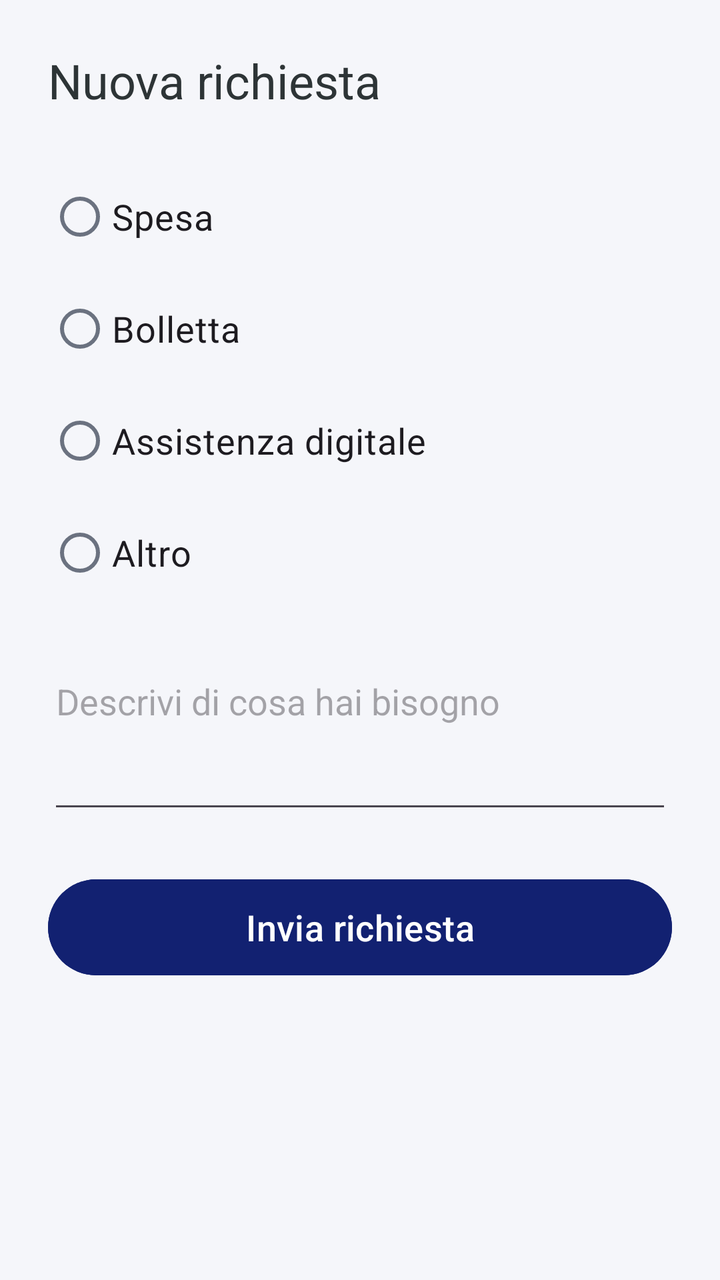
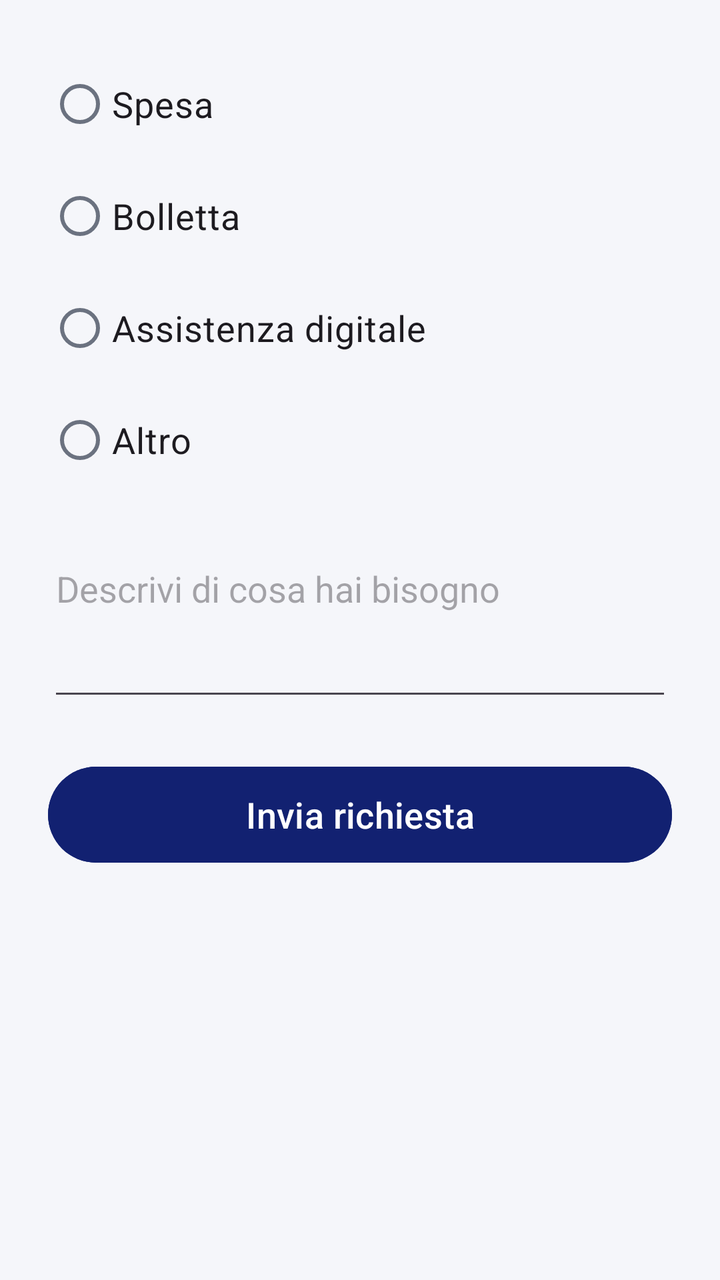

Two renders of the same Android screen: before a commit and after it. Below are the layout's source before the change and the commit's diff.
<!-- AndroidManifest.xml: application theme Theme.CareConnect -->
<!-- res/layout/fragment_nuova_richiesta.xml -->
<?xml version="1.0" encoding="utf-8"?>
<layout xmlns:android="http://schemas.android.com/apk/res/android"
    xmlns:app="http://schemas.android.com/apk/res-auto">

    <androidx.constraintlayout.widget.ConstraintLayout
        android:layout_width="match_parent"
        android:layout_height="match_parent"
        android:background="@color/care_background"
        android:padding="@dimen/screen_padding">

        <TextView
            android:id="@+id/titoloText"
            android:layout_width="wrap_content"
            android:layout_height="wrap_content"
            android:text="Nuova richiesta"
            android:textSize="@dimen/text_size_title"
            android:textColor="@color/care_on_surface"
            app:layout_constraintTop_toTopOf="parent"
            app:layout_constraintStart_toStartOf="parent" />

        
        <RadioGroup
            android:id="@+id/tipoRadioGroup"
            android:layout_width="match_parent"
            android:layout_height="wrap_content"
            android:layout_marginTop="@dimen/spacing_large"
            app:layout_constraintTop_toBottomOf="@id/titoloText"
            app:layout_constraintStart_toStartOf="parent"
            app:layout_constraintEnd_toEndOf="parent">

            <RadioButton
                android:id="@+id/tipoSpesaRadio"
                android:layout_width="match_parent"
                android:layout_height="wrap_content"
                android:minHeight="@dimen/touch_target_min"
                android:text="Spesa"
                android:textSize="@dimen/text_size_body" />

            <RadioButton
                android:id="@+id/tipoBollettaRadio"
                android:layout_width="match_parent"
                android:layout_height="wrap_content"
                android:minHeight="@dimen/touch_target_min"
                android:text="Bolletta"
                android:textSize="@dimen/text_size_body" />

            <RadioButton
                android:id="@+id/tipoAssistenzaDigitaleRadio"
                android:layout_width="match_parent"
                android:layout_height="wrap_content"
                android:minHeight="@dimen/touch_target_min"
                android:text="Assistenza digitale"
                android:textSize="@dimen/text_size_body" />

            <RadioButton
                android:id="@+id/tipoAltroRadio"
                android:layout_width="match_parent"
                android:layout_height="wrap_content"
                android:minHeight="@dimen/touch_target_min"
                android:text="Altro"
                android:textSize="@dimen/text_size_body" />

        </RadioGroup>

        
        <EditText
            android:id="@+id/altroInput"
            android:layout_width="match_parent"
            android:layout_height="wrap_content"
            android:layout_marginTop="@dimen/spacing_small"
            android:hint="Specifica (facoltativo)"
            android:textSize="@dimen/text_size_body"
            android:visibility="gone"
            app:layout_constraintTop_toBottomOf="@id/tipoRadioGroup"
            app:layout_constraintStart_toStartOf="parent"
            app:layout_constraintEnd_toEndOf="parent" />

        <EditText
            android:id="@+id/descrizioneInput"
            android:layout_width="match_parent"
            android:layout_height="wrap_content"
            android:layout_marginTop="@dimen/spacing_large"
            android:hint="Descrivi di cosa hai bisogno"
            android:textSize="@dimen/text_size_body"
            android:minLines="3"
            android:gravity="top|start"
            app:layout_constraintTop_toBottomOf="@id/altroInput"
            app:layout_constraintStart_toStartOf="parent"
            app:layout_constraintEnd_toEndOf="parent" />

        <TextView
            android:id="@+id/errorText"
            android:layout_width="match_parent"
            android:layout_height="wrap_content"
            android:layout_marginTop="@dimen/spacing_small"
            android:textColor="@color/care_error"
            android:textSize="@dimen/text_size_body"
            android:visibility="gone"
            app:layout_constraintTop_toBottomOf="@id/descrizioneInput"
            app:layout_constraintStart_toStartOf="parent"
            app:layout_constraintEnd_toEndOf="parent" />

        <Button
            android:id="@+id/inviaButton"
            android:layout_width="match_parent"
            android:layout_height="@dimen/button_height"
            android:layout_marginTop="@dimen/spacing_large"
            android:text="Invia richiesta"
            android:textSize="@dimen/text_size_button"
            android:backgroundTint="@color/care_primary"
            android:textColor="@color/care_on_primary"
            app:layout_constraintTop_toBottomOf="@id/errorText"
            app:layout_constraintStart_toStartOf="parent"
            app:layout_constraintEnd_toEndOf="parent" />

        <ProgressBar
            android:id="@+id/loadingIndicator"
            android:layout_width="wrap_content"
            android:layout_height="wrap_content"
            android:layout_marginTop="@dimen/spacing_medium"
            android:visibility="gone"
            app:layout_constraintTop_toBottomOf="@id/inviaButton"
            app:layout_constraintStart_toStartOf="parent"
            app:layout_constraintEnd_toEndOf="parent" />

    </androidx.constraintlayout.widget.ConstraintLayout>
</layout>
<!-- resources referenced by this layout -->
<resources>
  <color name="care_background">#FFF5F6FA</color>
  <color name="care_error">#FFB00020</color>
  <color name="care_on_primary">#FFFFFFFF</color>
  <color name="care_on_surface">#FF2D3436</color>
  <color name="care_primary">#122171</color>
  <dimen name="button_height">56dp</dimen>
  <dimen name="screen_padding">24dp</dimen>
  <dimen name="spacing_large">24dp</dimen>
  <dimen name="spacing_medium">16dp</dimen>
  <dimen name="spacing_small">8dp</dimen>
  <dimen name="text_size_body">18sp</dimen>
  <dimen name="text_size_button">18sp</dimen>
  <dimen name="text_size_title">24sp</dimen>
  <dimen name="touch_target_min">56dp</dimen>
  <style name="Theme.CareConnect" parent="Base.Theme.CareConnect" />
  <style name="Base.Theme.CareConnect" parent="Theme.Material3.DayNight.NoActionBar">
          
          <item name="colorPrimary">@color/care_primary</item>
          <item name="colorOnPrimary">@color/care_on_primary</item>
          <item name="colorPrimaryContainer">@color/care_primary_container</item>
          <item name="colorOnPrimaryContainer">@color/care_primary_dark</item>
  
          <item name="colorSecondary">@color/care_accent</item>
          <item name="colorOnSecondary">@color/care_on_accent</item>
  
          <item name="colorError">@color/care_error</item>
          <item name="colorOnError">@color/care_on_error</item>
  
          <item name="android:colorBackground">@color/care_background</item>
          <item name="colorSurface">@color/care_surface</item>
          <item name="colorOnSurface">@color/care_on_surface</item>
          <item name="colorOnSurfaceVariant">@color/care_on_surface_variant</item>
          <item name="colorOutline">@color/care_outline</item>
      </style>
  <color name="care_primary_container">#FFE4E7FB</color>
  <color name="care_primary_dark">#FF111820</color>
  <color name="care_accent">#FFF26522</color>
  <color name="care_on_accent">#FFFFFFFF</color>
  <color name="care_on_error">#FFFFFFFF</color>
  <color name="care_surface">#FFFFFFFF</color>
  <color name="care_on_surface_variant">#FF6B7280</color>
  <color name="care_outline">#FFE5E7EB</color>
</resources>

<!-- the commit's change to res/layout/fragment_nuova_richiesta.xml (unified diff, before → after) -->
@@ -2,126 +2,126 @@
 <layout xmlns:android="http://schemas.android.com/apk/res/android"
     xmlns:app="http://schemas.android.com/apk/res-auto">
 
-    <androidx.constraintlayout.widget.ConstraintLayout
+    
+    <androidx.core.widget.NestedScrollView
         android:layout_width="match_parent"
         android:layout_height="match_parent"
         android:background="@color/care_background"
-        android:padding="@dimen/screen_padding">
+        android:clipToPadding="false"
+        android:fillViewport="true">
 
-        <TextView
-            android:id="@+id/titoloText"
-            android:layout_width="wrap_content"
-            android:layout_height="wrap_content"
-            android:text="Nuova richiesta"
-            android:textSize="@dimen/text_size_title"
-            android:textColor="@color/care_on_surface"
-            app:layout_constraintTop_toTopOf="parent"
-            app:layout_constraintStart_toStartOf="parent" />
-
-        
-        <RadioGroup
-            android:id="@+id/tipoRadioGroup"
+        <androidx.constraintlayout.widget.ConstraintLayout
             android:layout_width="match_parent"
             android:layout_height="wrap_content"
-            android:layout_marginTop="@dimen/spacing_large"
-            app:layout_constraintTop_toBottomOf="@id/titoloText"
-            app:layout_constraintStart_toStartOf="parent"
-            app:layout_constraintEnd_toEndOf="parent">
+            android:padding="@dimen/screen_padding">
 
-            <RadioButton
-                android:id="@+id/tipoSpesaRadio"
+            
+
+            
+            <RadioGroup
+                android:id="@+id/tipoRadioGroup"
                 android:layout_width="match_parent"
                 android:layout_height="wrap_content"
-                android:minHeight="@dimen/touch_target_min"
-                android:text="Spesa"
-                android:textSize="@dimen/text_size_body" />
+                app:layout_constraintTop_toTopOf="parent"
+                app:layout_constraintStart_toStartOf="parent"
+                app:layout_constraintEnd_toEndOf="parent">
 
-            <RadioButton
-                android:id="@+id/tipoBollettaRadio"
+                <RadioButton
+                    android:id="@+id/tipoSpesaRadio"
+                    android:layout_width="match_parent"
+                    android:layout_height="wrap_content"
+                    android:minHeight="@dimen/touch_target_min"
+                    android:text="Spesa"
+                    android:textSize="@dimen/text_size_body" />
+
+                <RadioButton
+                    android:id="@+id/tipoBollettaRadio"
+                    android:layout_width="match_parent"
+                    android:layout_height="wrap_content"
+                    android:minHeight="@dimen/touch_target_min"
+                    android:text="Bolletta"
+                    android:textSize="@dimen/text_size_body" />
+
+                <RadioButton
+                    android:id="@+id/tipoAssistenzaDigitaleRadio"
+                    android:layout_width="match_parent"
+                    android:layout_height="wrap_content"
+                    android:minHeight="@dimen/touch_target_min"
+                    android:text="Assistenza digitale"
+                    android:textSize="@dimen/text_size_body" />
+
+                <RadioButton
+                    android:id="@+id/tipoAltroRadio"
+                    android:layout_width="match_parent"
+                    android:layout_height="wrap_content"
+                    android:minHeight="@dimen/touch_target_min"
+                    android:text="Altro"
+                    android:textSize="@dimen/text_size_body" />
+
+            </RadioGroup>
+
+            
+            <EditText
+                android:id="@+id/altroInput"
                 android:layout_width="match_parent"
                 android:layout_height="wrap_content"
-                android:minHeight="@dimen/touch_target_min"
-                android:text="Bolletta"
-                android:textSize="@dimen/text_size_body" />
+                android:layout_marginTop="@dimen/spacing_small"
+                android:hint="Specifica (facoltativo)"
+                android:textSize="@dimen/text_size_body"
+                android:visibility="gone"
+                app:layout_constraintTop_toBottomOf="@id/tipoRadioGroup"
+                app:layout_constraintStart_toStartOf="parent"
+                app:layout_constraintEnd_toEndOf="parent" />
 
-            <RadioButton
-                android:id="@+id/tipoAssistenzaDigitaleRadio"
+            <EditText
+                android:id="@+id/descrizioneInput"
                 android:layout_width="match_parent"
                 android:layout_height="wrap_content"
-                android:minHeight="@dimen/touch_target_min"
-                android:text="Assistenza digitale"
-                android:textSize="@dimen/text_size_body" />
+                android:layout_marginTop="@dimen/spacing_large"
+                android:hint="Descrivi di cosa hai bisogno"
+                android:textSize="@dimen/text_size_body"
+                android:minLines="3"
+                android:gravity="top|start"
+                app:layout_constraintTop_toBottomOf="@id/altroInput"
+                app:layout_constraintStart_toStartOf="parent"
+                app:layout_constraintEnd_toEndOf="parent" />
 
-            <RadioButton
-                android:id="@+id/tipoAltroRadio"
+            <TextView
+                android:id="@+id/errorText"
                 android:layout_width="match_parent"
                 android:layout_height="wrap_content"
-                android:minHeight="@dimen/touch_target_min"
-                android:text="Altro"
-                android:textSize="@dimen/text_size_body" />
+                android:layout_marginTop="@dimen/spacing_small"
+                android:textColor="@color/care_error"
+                android:textSize="@dimen/text_size_body"
+                android:visibility="gone"
+                app:layout_constraintTop_toBottomOf="@id/descrizioneInput"
+                app:layout_constraintStart_toStartOf="parent"
+                app:layout_constraintEnd_toEndOf="parent" />
 
-        </RadioGroup>
+            <Button
+                android:id="@+id/inviaButton"
+                android:layout_width="match_parent"
+                android:layout_height="@dimen/button_height"
+                android:layout_marginTop="@dimen/spacing_large"
+                android:text="Invia richiesta"
+                android:textSize="@dimen/text_size_button"
+                android:backgroundTint="@color/care_primary"
+                android:textColor="@color/care_on_primary"
+                app:layout_constraintTop_toBottomOf="@id/errorText"
+                app:layout_constraintStart_toStartOf="parent"
+                app:layout_constraintEnd_toEndOf="parent" />
 
-        
-        <EditText
-            android:id="@+id/altroInput"
-            android:layout_width="match_parent"
-            android:layout_height="wrap_content"
-            android:layout_marginTop="@dimen/spacing_small"
-            android:hint="Specifica (facoltativo)"
-            android:textSize="@dimen/text_size_body"
-            android:visibility="gone"
-            app:layout_constraintTop_toBottomOf="@id/tipoRadioGroup"
-            app:layout_constraintStart_toStartOf="parent"
-            app:layout_constraintEnd_toEndOf="parent" />
+            <ProgressBar
+                android:id="@+id/loadingIndicator"
+                android:layout_width="wrap_content"
+                android:layout_height="wrap_content"
+                android:layout_marginTop="@dimen/spacing_medium"
+                android:visibility="gone"
+                app:layout_constraintTop_toBottomOf="@id/inviaButton"
+                app:layout_constraintStart_toStartOf="parent"
+                app:layout_constraintEnd_toEndOf="parent" />
 
-        <EditText
-            android:id="@+id/descrizioneInput"
-            android:layout_width="match_parent"
-            android:layout_height="wrap_content"
-            android:layout_marginTop="@dimen/spacing_large"
-            android:hint="Descrivi di cosa hai bisogno"
-            android:textSize="@dimen/text_size_body"
-            android:minLines="3"
-            android:gravity="top|start"
-            app:layout_constraintTop_toBottomOf="@id/altroInput"
-            app:layout_constraintStart_toStartOf="parent"
-            app:layout_constraintEnd_toEndOf="parent" />
+        </androidx.constraintlayout.widget.ConstraintLayout>
 
-        <TextView
-            android:id="@+id/errorText"
-            android:layout_width="match_parent"
-            android:layout_height="wrap_content"
-            android:layout_marginTop="@dimen/spacing_small"
-            android:textColor="@color/care_error"
-            android:textSize="@dimen/text_size_body"
-            android:visibility="gone"
-            app:layout_constraintTop_toBottomOf="@id/descrizioneInput"
-            app:layout_constraintStart_toStartOf="parent"
-            app:layout_constraintEnd_toEndOf="parent" />
-
-        <Button
-            android:id="@+id/inviaButton"
-            android:layout_width="match_parent"
-            android:layout_height="@dimen/button_height"
-            android:layout_marginTop="@dimen/spacing_large"
-            android:text="Invia richiesta"
-            android:textSize="@dimen/text_size_button"
-            android:backgroundTint="@color/care_primary"
-            android:textColor="@color/care_on_primary"
-            app:layout_constraintTop_toBottomOf="@id/errorText"
-            app:layout_constraintStart_toStartOf="parent"
-            app:layout_constraintEnd_toEndOf="parent" />
-
-        <ProgressBar
-            android:id="@+id/loadingIndicator"
-            android:layout_width="wrap_content"
-            android:layout_height="wrap_content"
-            android:layout_marginTop="@dimen/spacing_medium"
-            android:visibility="gone"
-            app:layout_constraintTop_toBottomOf="@id/inviaButton"
-            app:layout_constraintStart_toStartOf="parent"
-            app:layout_constraintEnd_toEndOf="parent" />
-
-    </androidx.constraintlayout.widget.ConstraintLayout>
+    </androidx.core.widget.NestedScrollView>
 </layout>
<!-- resource entries referenced after the edit -->
@@ -12,7 +12,6 @@
   <dimen name="spacing_small">8dp</dimen>
   <dimen name="text_size_body">18sp</dimen>
   <dimen name="text_size_button">18sp</dimen>
-  <dimen name="text_size_title">24sp</dimen>
   <dimen name="touch_target_min">56dp</dimen>
   <style name="Theme.CareConnect" parent="Base.Theme.CareConnect" />
   <style name="Base.Theme.CareConnect" parent="Theme.Material3.DayNight.NoActionBar">
